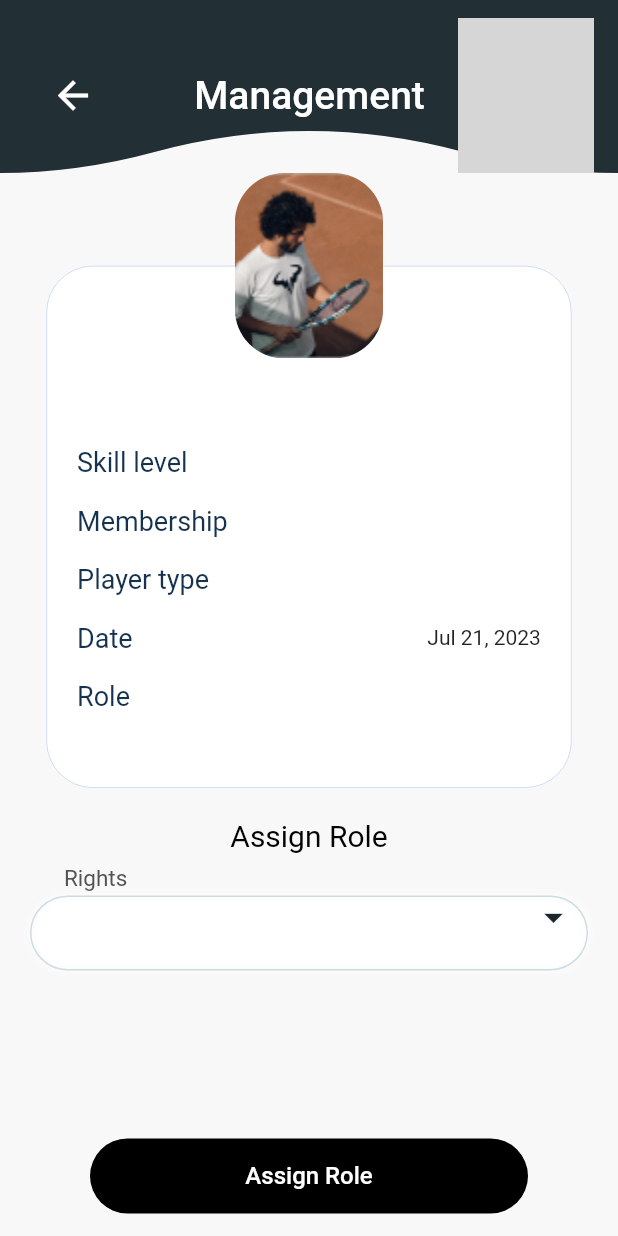
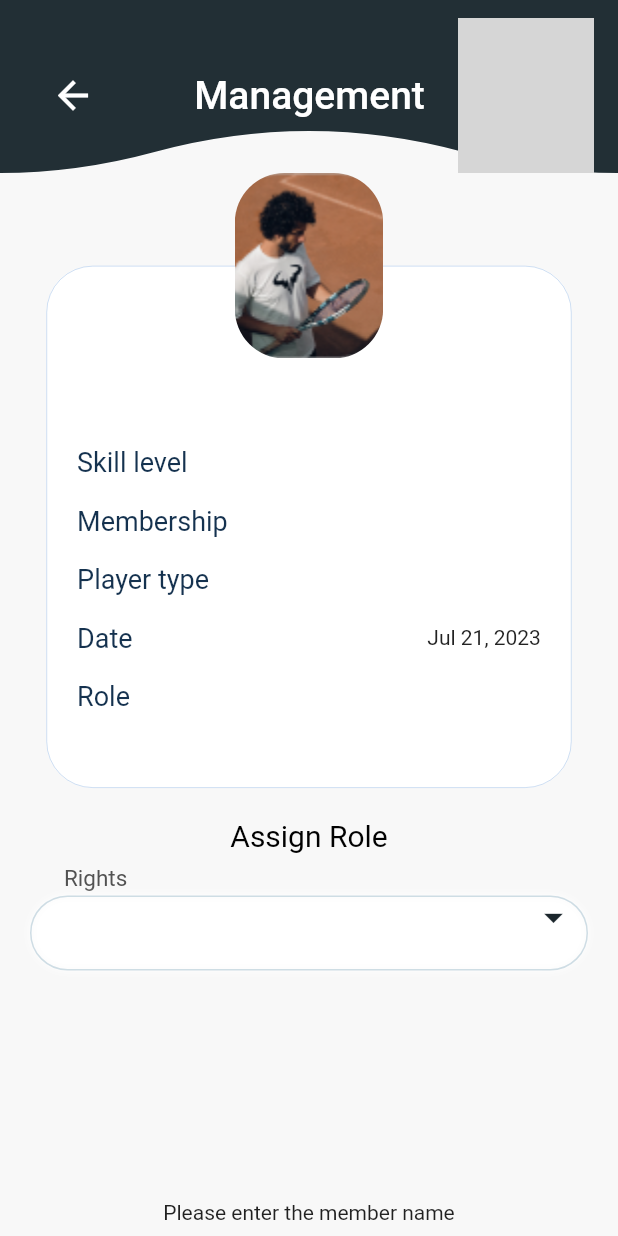
Before and after one commit to El-Sayed-Mustafa/Tennis-App, a Flutter app: the PlayerScreen screen opened directly with empty values, after a tap on "Assign Role", on a phone screen of 412 x 824 dp. Run offline on Flutter 3.47's test engine with Material 2 defaults, Android fonts, the phone set to English and light mode, and no system bars; our stand-ins replace bloc, carousel_slider, cloud_firestore, curved_navigation_bar, firebase_auth, firebase_core and 10 more; accounts and stored records are empty; Roboto replaces fonts that are missing (Poppins); grey boxes are pictures that could not be loaded.

Commit message:
refactor code and use cubit

```diff
--- a/lib/Main-Features/Featured/club_managment/view/widgets/player_screen.dart
+++ b/lib/Main-Features/Featured/club_managment/view/widgets/player_screen.dart
@@ -1,19 +1,20 @@
-import 'package:cloud_firestore/cloud_firestore.dart';
-import 'package:firebase_auth/firebase_auth.dart';
 import 'package:flutter/material.dart';
+import 'package:flutter_bloc/flutter_bloc.dart';
 import 'package:go_router/go_router.dart';
-import 'package:tennis_app/Main-Features/Featured/roles/create_role/view/widgets/rights_selector.dart';
 import 'package:tennis_app/core/utils/widgets/custom_button.dart';
 import '../../../../../core/utils/widgets/app_bar_wave.dart';
 import '../../../../../models/player.dart';
 import 'package:intl/intl.dart';
 
+import '../../../roles/assign_person/cubit/assign_person_cubit.dart';
+import '../../../roles/assign_person/cubit/assign_person_state.dart';
 import '../../../roles/assign_person/service/club_roles_service.dart';
+import '../../../roles/create_role/view/widgets/rights_selector.dart';
 
 class PlayerScreen extends StatefulWidget {
   final Player player;
 
-  const PlayerScreen({required this.player, Key? key}) : super(key: key);
+  PlayerScreen({required this.player, Key? key}) : super(key: key);
 
   @override
   State<PlayerScreen> createState() => _PlayerScreenState();
@@ -24,56 +25,24 @@ class _PlayerScreenState extends State<PlayerScreen> {
   late List<String> selectedRole;
   late List<String> roleNames;
   late final ClubRolesService clubRolesService;
+  late final AssignPersonCubit cubit;
 
   @override
   void initState() {
     super.initState();
-    selectedRole = []; // Initialize selectedRole as an empty list
+    selectedRole = [];
     roleNames = [];
     clubRolesService = ClubRolesService();
-    loadClubRoles();
-    fetchRoleNames();
+    cubit = AssignPersonCubit();
+    cubit.loadClubRoles();
+    cubit.fetchRoleNames();
   }
 
-  String getCurrentUserId() {
-    final User? user = FirebaseAuth.instance.currentUser;
-    return user?.uid ?? '';
-  }
-
-  Future<void> loadClubRoles() async {
-    try {
-      final userId = getCurrentUserId();
-      final playerSnapshot = await FirebaseFirestore.instance
-          .collection('players')
-          .doc(userId)
-          .get();
-      final playerData = playerSnapshot.data();
-      if (playerData != null) {
-        setState(() {});
-      }
-    } catch (e) {
-      // Handle errors if necessary
-      print('Error loading club roles: $e');
-    }
-  }
-
-  Future<void> fetchRoleNames() async {
-    try {
-      final roleNamesList = await clubRolesService.fetchRoleNames();
-      setState(() {
-        roleNames.addAll(roleNamesList);
-      });
-    } catch (e) {
-      // Handle errors if necessary
-      print('Error fetching role names: $e');
-    }
-  }
-
-  void updateRoleWithSelectedRole(List<String> roles) {
-    setState(() {
-      selectedRole = roles;
-    });
-  }
+  @override
+  void dispose() {
+    cubit.close(); // Close the cubit when disposing of the widget
+    super.dispose();
+  } // Add this line
 
   @override
   Widget build(BuildContext context) {
@@ -263,16 +232,56 @@ class _PlayerScreenState extends State<PlayerScreen> {
               child: RightSelector(
                 selectedWords: selectedRole,
                 onSelectedWordsChanged: (words) {
-                  updateRoleWithSelectedRole(words);
+                  cubit.updateRoleWithSelectedRole(words);
                 },
-                words: roleNames, // Use the fetched role names here
+                words: roleNames,
               ),
             ),
             Spacer(),
-            BottomSheetContainer(
-              buttonText: 'Assign Role',
-              onPressed: () {},
-              color: Colors.transparent,
+            BlocBuilder<AssignPersonCubit, AssignPersonState>(
+              bloc: cubit,
+              builder: (context, state) {
+                if (state is AssignPersonLoading) {
+                  return CircularProgressIndicator();
+                } else if (state is AssignPersonError) {
+                  return Padding(
+                    padding: const EdgeInsets.all(8.0),
+                    child: Text(state.message),
+                  );
+                } else if (state is AssignPersonSuccess) {
+                  return Padding(
+                    padding: const EdgeInsets.all(8.0),
+                    child: Text(state.message),
+                  );
+                } else if (state is AssignPersonFetchedRoleNames) {
+                  // Assign the fetched role names to the local variable
+                  roleNames = state.roleNames;
+                  return BottomSheetContainer(
+                    buttonText: 'Assign Role',
+                    onPressed: () {
+                      cubit.assignRole(
+                        memberNameController.text.trim(),
+                        selectedRole,
+                      );
+                    },
+                    color: Color(0xFFF8F8F8),
+                  );
+                } else if (state is AssignPersonSelectedRoles) {
+                  selectedRole = state.selectedRoles;
+                  return BottomSheetContainer(
+                    buttonText: 'Assign Role',
+                    onPressed: () {
+                      cubit.assignRole(
+                        widget.player.playerName,
+                        selectedRole,
+                      );
+                    },
+                    color: Color(0xFFF8F8F8),
+                  );
+                } else {
+                  return Container();
+                }
+              },
             ),
           ],
         ),
--- /dev/null
+++ b/lib/Main-Features/Featured/roles/assign_person/cubit/assign_person_cubit.dart
@@ -0,0 +1,103 @@
+import 'package:bloc/bloc.dart';
+import 'package:cloud_firestore/cloud_firestore.dart';
+import 'package:firebase_auth/firebase_auth.dart';
+
+import '../service/club_roles_service.dart';
+import 'assign_person_state.dart';
+
+class AssignPersonCubit extends Cubit<AssignPersonState> {
+  final ClubRolesService clubRolesService = ClubRolesService();
+
+  AssignPersonCubit() : super(AssignPersonInitial());
+
+  void assignRole(String memberName, List<String> selectedRole) async {
+    if (memberName.isEmpty) {
+      emit(AssignPersonError('Please enter the member name'));
+      return;
+    }
+
+    if (selectedRole.isEmpty) {
+      emit(AssignPersonError('Please select at least one role'));
+      return;
+    }
+
+    emit(AssignPersonLoading());
+
+    try {
+      final User? currentUser = FirebaseAuth.instance.currentUser;
+      if (currentUser != null) {
+        final String? playerId =
+            await clubRolesService.getPlayerIdByName(memberName);
+        if (playerId == null) {
+          emit(AssignPersonError('Player not found with the given name'));
+          return;
+        }
+
+        final DocumentSnapshot<Map<String, dynamic>> playerSnapshot =
+            await FirebaseFirestore.instance
+                .collection('players')
+                .doc(playerId)
+                .get();
+
+        final DocumentSnapshot<Map<String, dynamic>> admin =
+            await FirebaseFirestore.instance
+                .collection('players')
+                .doc(currentUser.uid)
+                .get();
+        final data = admin.data();
+        if (data != null) {
+          final String createdClubId = data['createdClubId'] as String? ?? '';
+          final Map<String, String> clubRoles = <String, String>{
+            createdClubId: selectedRole.join(",")
+          };
+
+          await playerSnapshot.reference.update({'clubRoles': clubRoles});
+
+          emit(AssignPersonSuccess('Roles assigned successfully'));
+        } else {
+          emit(AssignPersonError('Player data not found'));
+        }
+      } else {
+        emit(AssignPersonError('User not logged in'));
+      }
+    } catch (e) {
+      print('Error assigning roles: $e');
+      emit(AssignPersonError('Error assigning roles. Please try again later.'));
+    }
+  }
+
+  Future<void> loadClubRoles() async {
+    try {
+      final userId = getCurrentUserId();
+      final playerSnapshot = await FirebaseFirestore.instance
+          .collection('players')
+          .doc(userId)
+          .get();
+      final playerData = playerSnapshot.data();
+      if (playerData != null) {
+        // Implement the necessary logic here if needed
+      }
+    } catch (e) {
+      print('Error loading club roles: $e');
+    }
+  }
+
+  Future<void> fetchRoleNames() async {
+    try {
+      final roleNamesList = await clubRolesService.fetchRoleNames();
+      // Emit the fetched role names as a state
+      emit(AssignPersonFetchedRoleNames(roleNamesList));
+    } catch (e) {
+      print('Error fetching role names: $e');
+    }
+  }
+
+  void updateRoleWithSelectedRole(List<String> roles) {
+    emit(AssignPersonSelectedRoles(roles));
+  }
+
+  String getCurrentUserId() {
+    final User? user = FirebaseAuth.instance.currentUser;
+    return user?.uid ?? '';
+  }
+}
--- /dev/null
+++ b/lib/Main-Features/Featured/roles/assign_person/cubit/assign_person_state.dart
@@ -0,0 +1,30 @@
+// States
+abstract class AssignPersonState {}
+
+class AssignPersonInitial extends AssignPersonState {}
+
+class AssignPersonLoading extends AssignPersonState {}
+
+class AssignPersonError extends AssignPersonState {
+  final String message;
+
+  AssignPersonError(this.message);
+}
+
+class AssignPersonSuccess extends AssignPersonState {
+  final String message;
+
+  AssignPersonSuccess(this.message);
+}
+
+class AssignPersonFetchedRoleNames extends AssignPersonState {
+  final List<String> roleNames;
+
+  AssignPersonFetchedRoleNames(this.roleNames);
+}
+
+class AssignPersonSelectedRoles extends AssignPersonState {
+  final List<String> selectedRoles;
+
+  AssignPersonSelectedRoles(this.selectedRoles);
+}
--- a/lib/core/utils/app_router.dart
+++ b/lib/core/utils/app_router.dart
@@ -31,7 +31,7 @@ abstract class AppRouter {
         builder: (BuildContext context, GoRouterState state) {
           return BlocProvider(
             create: (context) => NavigationCubit(),
-            child: AssignPerson(),
+            child: ManagementScreen(),
           );
         },
         routes: <RouteBase>[
```
Also changed, not shown: lib/Main-Features/Featured/roles/assign_person/view/assign_person_screen.dart (+53 -129 lines).
